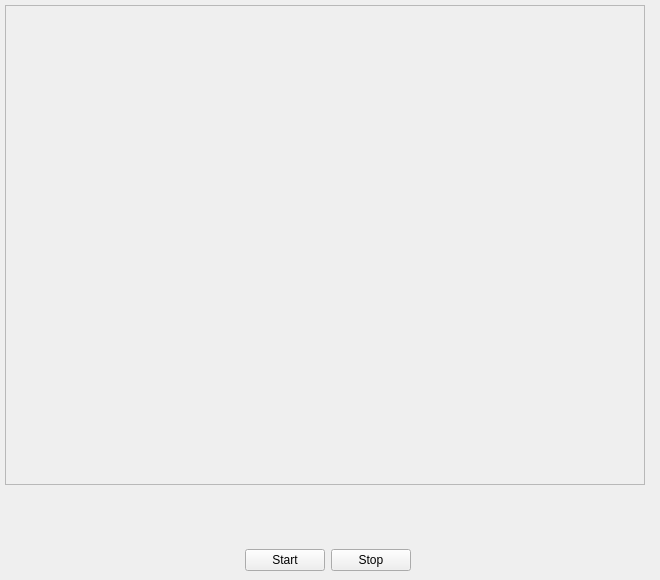
Before: the Qt Designer form geyetracker.ui in hirikesh/gorgoneye, drawn with Qt 5.
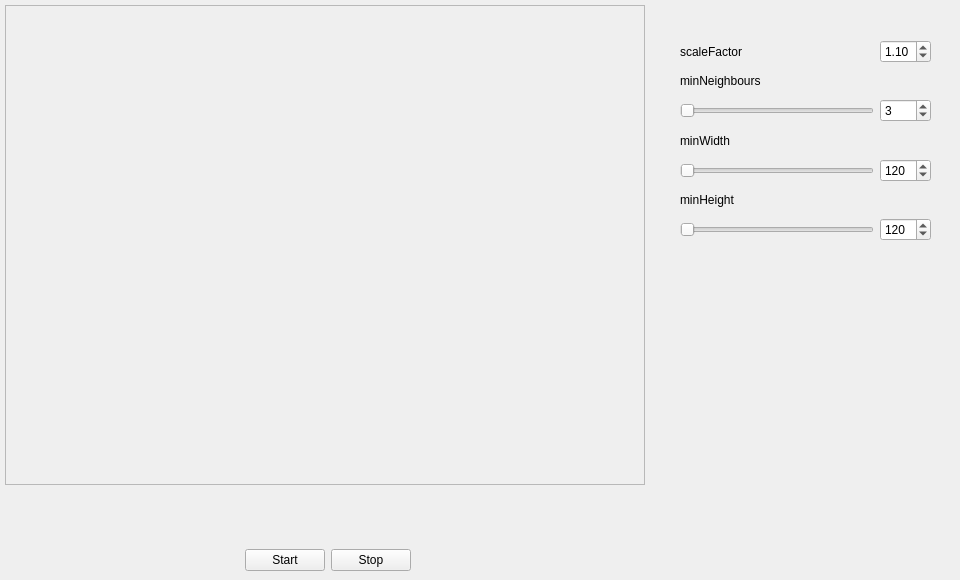
After: the same form once the commit is applied.

Commit message: r19 description wrong due to unimelb proxy server issues. this update is actually: added GEyeDetector class as a generic detector, modified qt gui to include haar face detection

```diff
--- a/geyetracker.ui
+++ b/geyetracker.ui
@@ -6,19 +6,19 @@
    <rect>
     <x>0</x>
     <y>0</y>
-    <width>660</width>
+    <width>960</width>
     <height>580</height>
    </rect>
   </property>
   <property name="minimumSize">
    <size>
-    <width>660</width>
+    <width>960</width>
     <height>280</height>
    </size>
   </property>
   <property name="maximumSize">
    <size>
-    <width>660</width>
+    <width>960</width>
     <height>580</height>
    </size>
   </property>
@@ -125,6 +125,143 @@
     </item>
    </layout>
   </widget>
+  <widget class="QWidget" name="">
+   <property name="geometry">
+    <rect>
+     <x>680</x>
+     <y>40</y>
+     <width>251</width>
+     <height>201</height>
+    </rect>
+   </property>
+   <layout class="QGridLayout" name="gridLayout">
+    <item row="1" column="1">
+     <widget class="QDoubleSpinBox" name="scaleSpinBox">
+      <property name="maximum">
+       <double>3.000000000000000</double>
+      </property>
+      <property name="singleStep">
+       <double>0.100000000000000</double>
+      </property>
+      <property name="value">
+       <double>1.100000000000000</double>
+      </property>
+     </widget>
+    </item>
+    <item row="2" column="0">
+     <widget class="QLabel" name="minNLabel">
+      <property name="enabled">
+       <bool>true</bool>
+      </property>
+      <property name="text">
+       <string>minNeighbours</string>
+      </property>
+     </widget>
+    </item>
+    <item row="3" column="0">
+     <widget class="QSlider" name="minNSlider">
+      <property name="minimum">
+       <number>1</number>
+      </property>
+      <property name="maximum">
+       <number>5</number>
+      </property>
+      <property name="orientation">
+       <enum>Qt::Horizontal</enum>
+      </property>
+     </widget>
+    </item>
+    <item row="3" column="1">
+     <widget class="QSpinBox" name="minNSpinBox">
+      <property name="minimum">
+       <number>1</number>
+      </property>
+      <property name="maximum">
+       <number>5</number>
+      </property>
+      <property name="value">
+       <number>3</number>
+      </property>
+     </widget>
+    </item>
+    <item row="5" column="0">
+     <widget class="QLabel" name="widthLabel">
+      <property name="text">
+       <string>minWidth</string>
+      </property>
+     </widget>
+    </item>
+    <item row="6" column="0">
+     <widget class="QSlider" name="widthSlider">
+      <property name="minimum">
+       <number>20</number>
+      </property>
+      <property name="maximum">
+       <number>160</number>
+      </property>
+      <property name="orientation">
+       <enum>Qt::Horizontal</enum>
+      </property>
+     </widget>
+    </item>
+    <item row="8" column="0">
+     <widget class="QLabel" name="heightLabel">
+      <property name="text">
+       <string>minHeight</string>
+      </property>
+     </widget>
+    </item>
+    <item row="9" column="0">
+     <widget class="QSlider" name="heightSlider">
+      <property name="minimum">
+       <number>20</number>
+      </property>
+      <property name="maximum">
+       <number>160</number>
+      </property>
+      <property name="orientation">
+       <enum>Qt::Horizontal</enum>
+      </property>
+     </widget>
+    </item>
+    <item row="6" column="1">
+     <widget class="QSpinBox" name="widthSpinBox">
+      <property name="enabled">
+       <bool>true</bool>
+      </property>
+      <property name="minimum">
+       <number>20</number>
+      </property>
+      <property name="maximum">
+       <number>160</number>
+      </property>
+      <property name="value">
+       <number>120</number>
+      </property>
+     </widget>
+    </item>
+    <item row="9" column="1">
+     <widget class="QSpinBox" name="heightSpinBox">
+      <property name="minimum">
+       <number>20</number>
+      </property>
+      <property name="maximum">
+       <number>160</number>
+      </property>
+      <property name="value">
+       <number>120</number>
+      </property>
+     </widget>
+    </item>
+    <item row="1" column="0">
+     <widget class="QLabel" name="scaleLabel">
+      <property name="text">
+       <string>scaleFactor</string>
+      </property>
+     </widget>
+    </item>
+   </layout>
+  </widget>
  </widget>
  <resources/>
  <connections/>
```
The commit also changes 4 other files.
